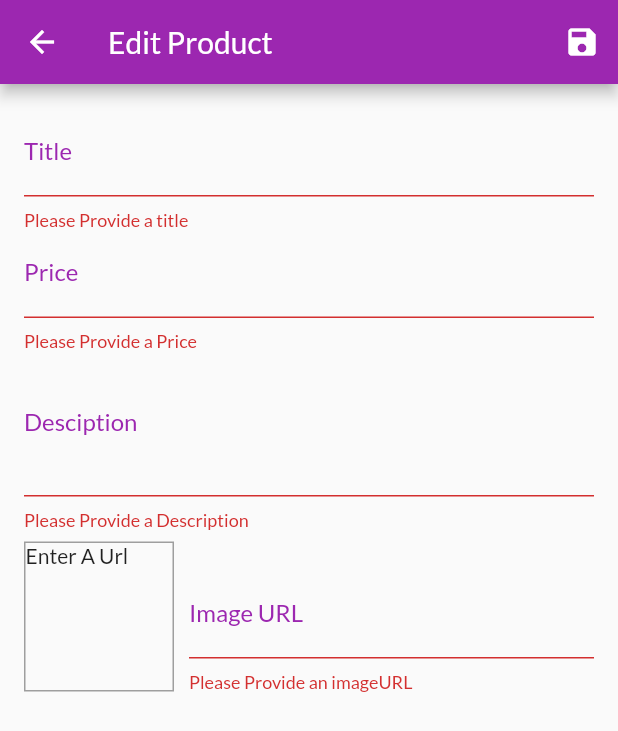
After one commit to hasan661/ShopApp, a Flutter app: the EditProductScreen screen opened by its route, after a tap on the "save" icon, on a phone screen of 412 x 824 dp. The commit adds this screen. Shown: the top 731 px of the screen. Run offline on Flutter 3.47's test engine with Material 2 defaults, Android fonts, the phone set to English and light mode, and no system bars; network calls fail.

Commit message:
UserInput And Better User Interaction

```diff
--- a/shopapp/lib/main.dart
+++ b/shopapp/lib/main.dart
@@ -1,6 +1,8 @@
 import 'package:flutter/material.dart';
 import 'package:provider/provider.dart';
+import 'package:shopapp/screens/editproductscreen.dart';
 import 'package:shopapp/screens/orders_screen.dart';
+import 'package:shopapp/screens/user_products_screen.dart';
 
 import '/providers/cart.dart';
 import '/providers/orders.dart';
@@ -16,6 +18,7 @@ void main() => runApp(MyApp());
 class MyApp extends StatelessWidget {
   @override
   Widget build(BuildContext context) {
+
     return MultiProvider(
       providers: [
         ChangeNotifierProvider(
@@ -28,6 +31,7 @@ class MyApp extends StatelessWidget {
       ],
       //Builder is used in version 3 ,in above 3 we use create
       child: MaterialApp(
+        debugShowCheckedModeBanner: false,
         title: 'MyShop',
         theme: ThemeData(
             primaryColor: Colors.purple,
@@ -38,6 +42,8 @@ class MyApp extends StatelessWidget {
           ProductDetailScreen.routeName: (ctx) => ProductDetailScreen(),
           CartScreen.routeName: (ctx) => CartScreen(),
           OrdersScreen.routeName:(ctx)=>OrdersScreen(),
+          UserProductScreen.routeName:(ctx)=>UserProductScreen(),
+          EditProductScreen.routeName:(ctx)=>EditProductScreen(),
         },
       ),
     );
--- /dev/null
+++ b/shopapp/lib/screens/editproductscreen.dart
@@ -0,0 +1,310 @@
+import 'package:flutter/material.dart';
+import 'package:shopapp/providers/product.dart';
+
+import 'package:provider/provider.dart';
+import 'package:shopapp/providers/products_provider.dart';
+
+class EditProductScreen extends StatefulWidget {
+  const EditProductScreen({Key? key}) : super(key: key);
+  static const routeName = "/editproduct";
+  @override
+  _EditProductScreenState createState() => _EditProductScreenState();
+}
+
+class _EditProductScreenState extends State<EditProductScreen> {
+  final _imageurlcontroller = TextEditingController();
+  final _imageURLfocusnode = FocusNode();
+  final _formkey = GlobalKey<FormState>();
+  var _editiedProducts = Product(
+    id: "",
+    description: "",
+    imageUrl: "",
+    price: 0,
+    title: "",
+  );
+  var initvalue = {"title": '', 'description': '', 'price': '', 'imageURL': ''};
+  var _isIit = true;
+
+  @override
+  void initState() {
+    _imageURLfocusnode.addListener(_updateImageURL);
+    super.initState();
+  }
+
+  @override
+  void didChangeDependencies() {
+    if (_isIit) {
+      final productid = ModalRoute.of(context)!.settings.arguments;
+      if (productid != null) {
+        _editiedProducts = Provider.of<ProductsProvider>(context, listen: false)
+            .filterbyid(productid);
+        initvalue = {
+          "title": _editiedProducts.title,
+          'description': _editiedProducts.description,
+          'price': _editiedProducts.price.toString(),
+          // 'imageURL':_editiedProducts.imageUrl
+          'imageURL': ''
+        };
+        _imageurlcontroller.text = _editiedProducts.imageUrl;
+      }
+    }
+    _isIit = false;
+    super.didChangeDependencies();
+  }
+
+  @override
+  void dispose() {
+    _imageurlcontroller.dispose();
+    _imageURLfocusnode.removeListener(_updateImageURL);
+    _imageURLfocusnode.dispose();
+
+    super.dispose();
+  }
+
+  void _updateImageURL() {
+    if (!_imageURLfocusnode.hasFocus) {
+      if ((!_imageurlcontroller.text.startsWith("http") &&
+              !_imageurlcontroller.text.startsWith("https")) ||
+          (!_imageurlcontroller.text.endsWith(".png") &&
+              !_imageurlcontroller.text.endsWith(".jpg") &&
+              !_imageurlcontroller.text.endsWith("jpeg"))) {
+        return;
+      }
+
+      setState(() {});
+    }
+  }
+
+  void _saveForm() {
+    final isValid = _formkey.currentState!.validate();
+    if (!isValid) {
+      return;
+    }
+    _formkey.currentState!.save();
+    if (_editiedProducts.id != "") {
+      Provider.of<ProductsProvider>(context, listen: false)
+          .updateProduct(_editiedProducts.id, _editiedProducts);
+          Navigator.of(context).pop();
+    } else {
+      Provider.of<ProductsProvider>(context, listen: false)
+          .addProduct(_editiedProducts);
+          Navigator.of(context).pop();
+
+    }
+  }
+
+  @override
+  Widget build(BuildContext context) {
+    return Scaffold(
+      appBar: AppBar(
+        title: Text("Edit Product"),
+        actions: [
+          IconButton(
+            onPressed: () {
+              _saveForm();
+            },
+            icon: Icon(Icons.save),
+          )
+        ],
+      ),
+      body: Padding(
+        padding: const EdgeInsets.all(16.0),
+        child: Form(
+          key: _formkey,
+          child: ListView(
+            children: [
+              TextFormField(
+                initialValue: initvalue['title'],
+                decoration: InputDecoration(
+                  labelText: "Title",
+                  labelStyle: TextStyle(color: Theme.of(context).primaryColor),
+                  enabledBorder: UnderlineInputBorder(
+                    borderSide:
+                        BorderSide(color: Theme.of(context).primaryColor),
+                  ),
+                  focusedBorder: UnderlineInputBorder(
+                    borderSide: BorderSide(
+                      color: Theme.of(context).primaryColor,
+                    ),
+                  ),
+                ),
+                textInputAction: TextInputAction.next,
+                onSaved: (value) {
+                  _editiedProducts = Product(
+                      id: _editiedProducts.id,
+                      description: _editiedProducts.description,
+                      imageUrl: _editiedProducts.imageUrl,
+                      price: _editiedProducts.price,
+                      title: value.toString(),
+                      isFavorite: _editiedProducts.isFavorite);
+                },
+                validator: (value) {
+                  if (value!.isEmpty) {
+                    return "Please Provide a title";
+                  } else {
+                    return null;
+                  }
+                },
+              ),
+              TextFormField(
+                initialValue: initvalue['price'],
+                decoration: InputDecoration(
+                  labelText: "Price",
+                  labelStyle: TextStyle(color: Theme.of(context).primaryColor),
+                  enabledBorder: UnderlineInputBorder(
+                    borderSide:
+                        BorderSide(color: Theme.of(context).primaryColor),
+                  ),
+                  focusedBorder: UnderlineInputBorder(
+                    borderSide: BorderSide(
+                      color: Theme.of(context).primaryColor,
+                    ),
+                  ),
+                ),
+                textInputAction: TextInputAction.next,
+                keyboardType: TextInputType.number,
+                onSaved: (value) {
+                  _editiedProducts = Product(
+                    id: _editiedProducts.id,
+                    description: _editiedProducts.description,
+                    imageUrl: _editiedProducts.imageUrl,
+                    price: double.parse(value.toString()),
+                    title: _editiedProducts.title,
+                    isFavorite: _editiedProducts.isFavorite,
+                  );
+                },
+                validator: (value) {
+                  if (value!.isEmpty) {
+                    return "Please Provide a Price";
+                  }
+                  if (double.tryParse(value) == null) {
+                    return "Please enter a valid number";
+                  }
+                  if (double.parse(value) <= 0) {
+                    return "Please Enter A number greater then 0";
+                  }
+
+                  return null;
+                },
+              ),
+              TextFormField(
+                initialValue: initvalue['description'],
+                decoration: InputDecoration(
+                  labelText: "Desciption",
+                  labelStyle: TextStyle(color: Theme.of(context).primaryColor),
+                  enabledBorder: UnderlineInputBorder(
+                    borderSide:
+                        BorderSide(color: Theme.of(context).primaryColor),
+                  ),
+                  focusedBorder: UnderlineInputBorder(
+                    borderSide: BorderSide(
+                      color: Theme.of(context).primaryColor,
+                    ),
+                  ),
+                ),
+                maxLines: 3,
+                keyboardType: TextInputType.multiline,
+                onSaved: (value) {
+                  _editiedProducts = Product(
+                    id: _editiedProducts.id,
+                    description: value.toString(),
+                    imageUrl: _editiedProducts.imageUrl,
+                    price: _editiedProducts.price,
+                    title: _editiedProducts.title,
+                    isFavorite: _editiedProducts.isFavorite,
+                  );
+                },
+                validator: (value) {
+                  if (value!.isEmpty) {
+                    return "Please Provide a Description";
+                  }
+                  if (value.length < 10) {
+                    return "Atleast add 10 characters";
+                  }
+                  return null;
+                },
+              ),
+              Row(
+                crossAxisAlignment: CrossAxisAlignment.end,
+                children: [
+                  Container(
+                    width: 100,
+                    height: 100,
+                    margin: EdgeInsets.only(
+                      top: 8,
+                      right: 10,
+                    ),
+                    decoration: BoxDecoration(
+                      border: Border.all(width: 1, color: Colors.grey),
+                    ),
+                    child: _imageurlcontroller.text.isEmpty
+                        ? Text("Enter A Url")
+                        : FittedBox(
+                            child: Image.network(
+                              _imageurlcontroller.text,
+                              fit: BoxFit.cover,
+                            ),
+                          ),
+                  ),
+                  Expanded(
+                    child: TextFormField(
+                      // initialValue: initvalue['imageURL'],
+                      decoration: InputDecoration(
+                        labelText: "Image URL",
+                        // focusColor: Theme.of(context).primaryColor,
+                        labelStyle: TextStyle(
+                          color: Theme.of(context).primaryColor,
+                        ),
+                        enabledBorder: UnderlineInputBorder(
+                          borderSide:
+                              BorderSide(color: Theme.of(context).primaryColor),
+                        ),
+                        focusedBorder: UnderlineInputBorder(
+                          borderSide: BorderSide(
+                            color: Theme.of(context).primaryColor,
+                          ),
+                        ),
+                      ),
+                      keyboardType: TextInputType.url,
+                      textInputAction: TextInputAction.done,
+                      controller: _imageurlcontroller,
+                      focusNode: _imageURLfocusnode,
+                      onFieldSubmitted: (_) {
+                        _saveForm();
+                      },
+                      onSaved: (value) {
+                        _editiedProducts = Product(
+                          id: _editiedProducts.id,
+                          description: _editiedProducts.description,
+                          imageUrl: value.toString(),
+                          price: _editiedProducts.price,
+                          title: _editiedProducts.title,
+                          isFavorite: _editiedProducts.isFavorite,
+                        );
+                      },
+                      validator: (value) {
+                        if (value!.isEmpty) {
+                          return "Please Provide an imageURL";
+                        }
+                        if (!value.startsWith("http") &&
+                            !value.startsWith("https")) {
+                          return "Please enter a valid URL";
+                        }
+                        if (!value.endsWith(".png") &&
+                            !value.endsWith(".jpg") &&
+                            !value.endsWith("jpeg")) {
+                          return "Please enter a valid URL";
+                        }
+                        return null;
+                      },
+                    ),
+                  ),
+                ],
+              )
+            ],
+          ),
+        ),
+      ),
+    );
+  }
+}
--- a/shopapp/lib/screens/products_overview_screen.dart
+++ b/shopapp/lib/screens/products_overview_screen.dart
@@ -66,7 +66,7 @@ class _ProductOverviewScreenState extends State<ProductOverviewScreen> {
                 ),
 
           )
-          // IconButton(onPressed: (){}, icon: Icon(I))
+
         ],
       ),
       drawer: AppDrawer(),
--- a/shopapp/lib/widgets/app_drawer.dart
+++ b/shopapp/lib/widgets/app_drawer.dart
@@ -1,5 +1,6 @@
 import 'package:flutter/material.dart';
 import 'package:shopapp/screens/orders_screen.dart';
+import 'package:shopapp/screens/user_products_screen.dart';
 
 class AppDrawer extends StatelessWidget {
   // const AppDrawer({ Key? key }) : super(key: key);
@@ -25,11 +26,22 @@ class AppDrawer extends StatelessWidget {
           ListTile(
             leading: Icon(Icons.payment),
             title: Text("Orders"),
-            onTap: (){
-              Navigator.of(context).pushReplacementNamed(OrdersScreen.routeName);
+            onTap: () {
+              Navigator.of(context)
+                  .pushReplacementNamed(OrdersScreen.routeName);
             },
+          ),
+          Divider(),
+           ListTile(
+            leading: Icon(Icons.edit),
+            title: Text("Manage Products"),
+            onTap: () {
+              Navigator.of(context)
+                  .pushReplacementNamed(UserProductScreen.routeName);
+            },
+          ),
 
-          )],
+        ],
       ),
     );
   }
--- /dev/null
+++ b/shopapp/lib/widgets/userproductitem.dart
@@ -0,0 +1,35 @@
+import 'package:flutter/material.dart';
+import 'package:provider/provider.dart';
+import '../providers/products_provider.dart';
+import 'package:shopapp/screens/editproductscreen.dart';
+
+class UserProductItem extends StatelessWidget {
+  final String title;
+  final String imageURL;
+  final String id;
+
+  UserProductItem(this.title, this.imageURL, this.id);
+
+  @override
+  Widget build(BuildContext context) {
+    return ListTile(
+      title: Text(title),
+      leading: CircleAvatar(
+        backgroundImage: NetworkImage(imageURL),
+
+      ),
+      trailing: Container(
+        width: 100,
+        child: Row(children: [
+          IconButton(onPressed: (){
+            Navigator.of(context).pushNamed(EditProductScreen.routeName, arguments: id);
+          }, icon: Icon(Icons.edit), color:  Theme.of(context).primaryColor,),
+          IconButton(onPressed: (){
+            Provider.of<ProductsProvider>(context, listen: false).deleteProduct(id);
+
+          }, icon: Icon(Icons.delete), color: Theme.of(context).errorColor,)
+        ],),
+      ),
+    );
+  }
+}
```
Also changed, not shown: shopapp/lib/providers/cart.dart (+15 -0 lines), shopapp/lib/providers/products_provider.dart (+24 -2 lines), shopapp/lib/screens/user_products_screen.dart (added, +48 -0 lines), shopapp/lib/widgets/cartitem.dart (+35 -12 lines), shopapp/lib/widgets/product_item.dart (+19 -5 lines).
